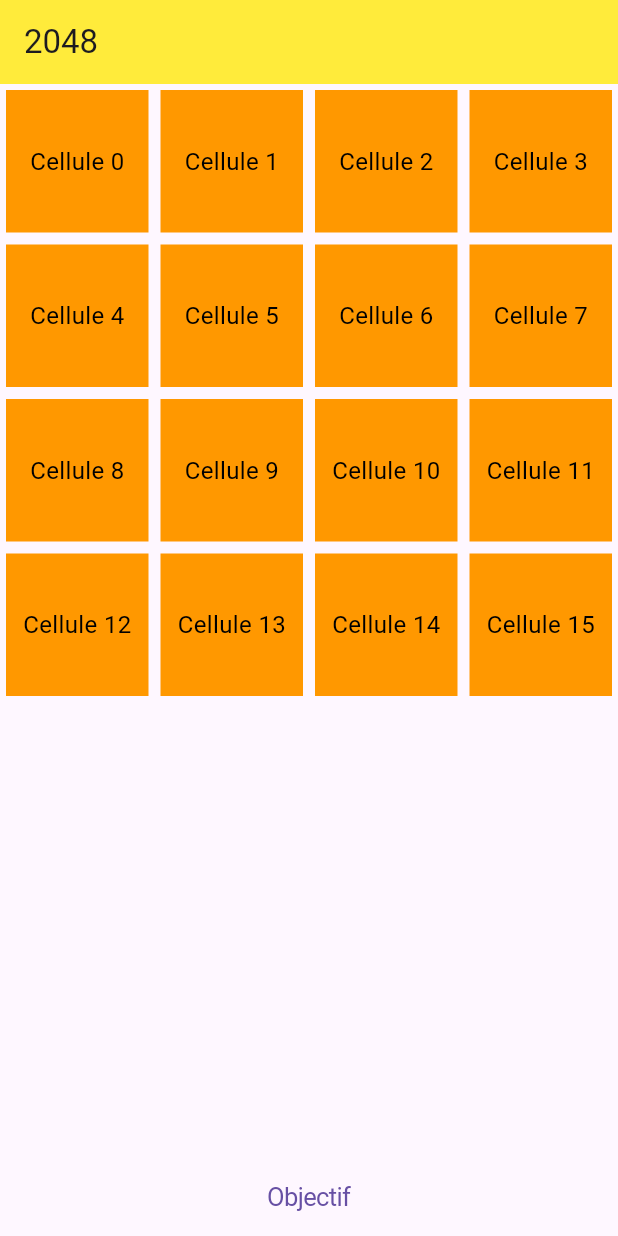
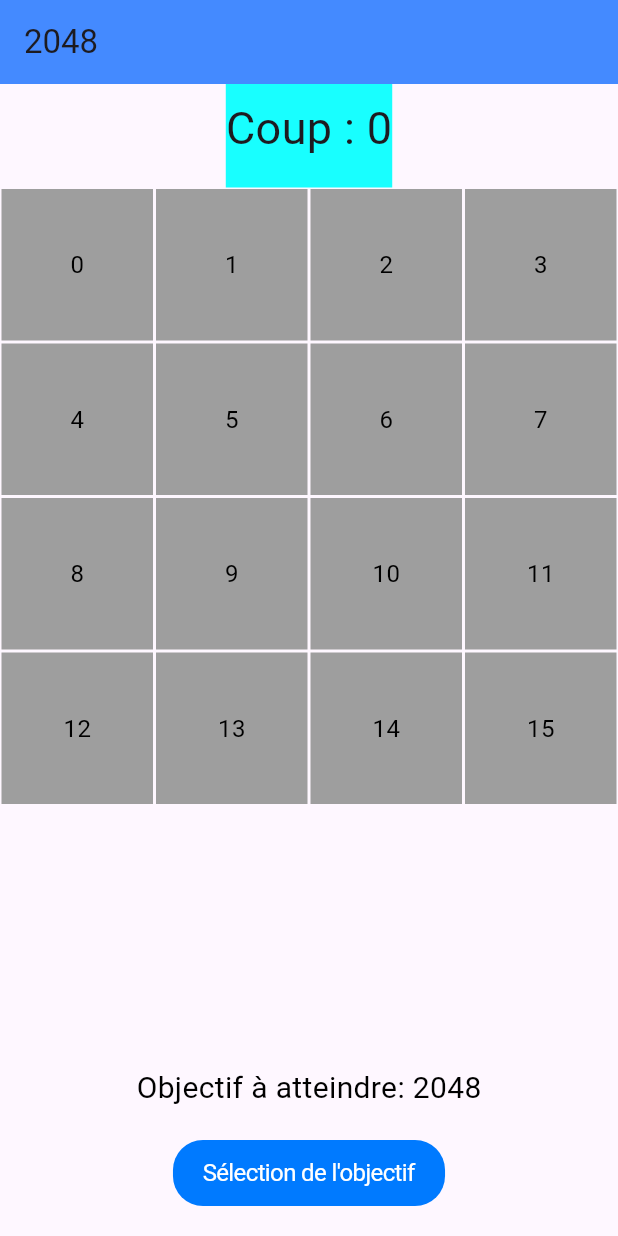
Before and after one commit to Corentin0502/jeu_2048, a Flutter app: the screen it shows after launch, on a phone screen of 412 x 824 dp. Run offline on Flutter 3.47's test engine with Material 3 defaults, Android fonts, the phone set to English and light mode, and no system bars.

Commit message:
Modif bouton + ajout objectif

```diff
--- a/lib/main.dart
+++ b/lib/main.dart
@@ -5,8 +5,23 @@ void main() {
   runApp(const MyApp());
 }
 
-class MyApp extends StatelessWidget {
+class MyApp extends StatefulWidget {
   const MyApp({super.key});
+
+  @override
+  _MyAppState createState() => _MyAppState();
+}
+
+class _MyAppState extends State<MyApp> {
+  int coup = 0; // Nombre de coups
+  String selectedValue = "2048"; // Valeur sélectionnée via le bouton
+
+  // Cette fonction sera passée à `ActionSheetExample` pour mettre à jour l'état
+  void _onSelectionChanged(String value) {
+    setState(() {
+      selectedValue = value; // Met à jour la valeur sélectionnée
+    });
+  }
 
   @override
   Widget build(BuildContext context) {
@@ -14,10 +29,23 @@ class MyApp extends StatelessWidget {
       home: Scaffold(
         appBar: AppBar(
           title: const Text('2048'),
-          backgroundColor: Colors.yellow,
+          backgroundColor: Colors.blueAccent,
         ),
         body: Column(
           children: [
+            Container(
+              color: Colors.cyanAccent, // Couleur de surlignage
+              padding: const EdgeInsets.symmetric(vertical: 8.0), // Pour ajouter un peu d'espace
+              child: Column(
+                children: [
+                  Text(
+                    "Coup : $coup",
+                    style: const TextStyle(fontSize: 30),
+                  ),
+                  const SizedBox(height: 10),
+                ],
+              ),
+            ),
             Expanded(
               child: GridView.builder(
                 gridDelegate: const SliverGridDelegateWithFixedCrossAxisCount(
@@ -26,20 +54,32 @@ class MyApp extends StatelessWidget {
                 ),
                 itemCount: 16, // 4x4 = 16 cellules
                 itemBuilder: (context, index) {
-                  return Container(
-                    margin: const EdgeInsets.all(4), // Espacement entre les cellules
-                    height: 50.0,
-                    color: Colors.orange,
-                    alignment: Alignment.center,
-                    child: Text(
-                      'Cellule $index',
-                      style: const TextStyle(color: Colors.black, fontSize: 16),
+                  return GestureDetector(
+                    onTap: () {
+                      setState(() {
+                        coup++; // Incrémente le nombre de coups
+                      });
+                      print('Coup : $coup');
+                    }, // Gérer le tap sur la case ici
+                    child: Container(
+                      margin: const EdgeInsets.all(1), // Espacement entre les cellules
+                      height: 50.0,
+                      color: Colors.grey,
+                      alignment: Alignment.center,
+                      child: Text(
+                        '$index',
+                        style: const TextStyle(color: Colors.black, fontSize: 16),
+                      ),
                     ),
                   );
                 },
               ),
             ),
-            const ActionSheetExample(), // bouton selection objectif
+            Text(
+              "Objectif à atteindre: $selectedValue", // Affiche la valeur sélectionnée
+              style: const TextStyle(fontSize: 20, color: Colors.black),
+            ),
+            ActionSheetExample(onSelectionChanged: _onSelectionChanged), // Passe la fonction de callback
           ],
         ),
       ),
--- a/lib/widgets/listeDeroulante.dart
+++ b/lib/widgets/listeDeroulante.dart
@@ -1,8 +1,15 @@
 import 'package:flutter/cupertino.dart';
 
-class ActionSheetExample extends StatelessWidget {
-  const ActionSheetExample({super.key});
+class ActionSheetExample extends StatefulWidget {
+  final Function(String) onSelectionChanged; // Callback pour envoyer la sélection à main.dart
 
+  const ActionSheetExample({super.key, required this.onSelectionChanged});
+
+  @override
+  _ActionSheetExampleState createState() => _ActionSheetExampleState();
+}
+
+class _ActionSheetExampleState extends State<ActionSheetExample> {
   // Méthode pour afficher le CupertinoActionSheet
   void _showActionSheet(BuildContext context) {
     showCupertinoModalPopup<void>(
@@ -12,24 +19,28 @@ class ActionSheetExample extends StatelessWidget {
           CupertinoActionSheetAction(
             isDefaultAction: true,
             onPressed: () {
+              widget.onSelectionChanged('2048'); // Envoie la valeur sélectionnée à main.dart
               Navigator.pop(context);
             },
             child: const Text('2048'),
           ),
           CupertinoActionSheetAction(
             onPressed: () {
+              widget.onSelectionChanged('1024');
               Navigator.pop(context);
             },
             child: const Text('1024'),
           ),
           CupertinoActionSheetAction(
             onPressed: () {
+              widget.onSelectionChanged('512');
               Navigator.pop(context);
             },
             child: const Text('512'),
           ),
           CupertinoActionSheetAction(
             onPressed: () {
+              widget.onSelectionChanged('256');
               Navigator.pop(context);
             },
             child: const Text('256'),
@@ -41,9 +52,23 @@ class ActionSheetExample extends StatelessWidget {
 
   @override
   Widget build(BuildContext context) {
-    return CupertinoButton(
-      onPressed: () => _showActionSheet(context),
-      child: const Text('Objectif'), // Le bouton pour afficher la liste
+    return SafeArea(
+      child: Padding(
+        padding: const EdgeInsets.all(20.0), // Décalage de 20px par rapport à tous les bords de l'écran
+        child: CupertinoButton(
+          onPressed: () => _showActionSheet(context),
+          color: CupertinoColors.activeBlue, // Couleur du bouton
+          padding: const EdgeInsets.symmetric(horizontal: 20, vertical: 12), // Taille interne du bouton
+          borderRadius: BorderRadius.circular(20), // Bordures arrondies
+          child: const Text(
+            "Sélection de l'objectif",
+            style: TextStyle(
+              fontSize: 16, // Taille du texte
+              color: CupertinoColors.white, // Couleur du texte
+            ),
+          ),
+        ),
+      ),
     );
   }
 }
```
Also changed, not shown: 1 other file.
